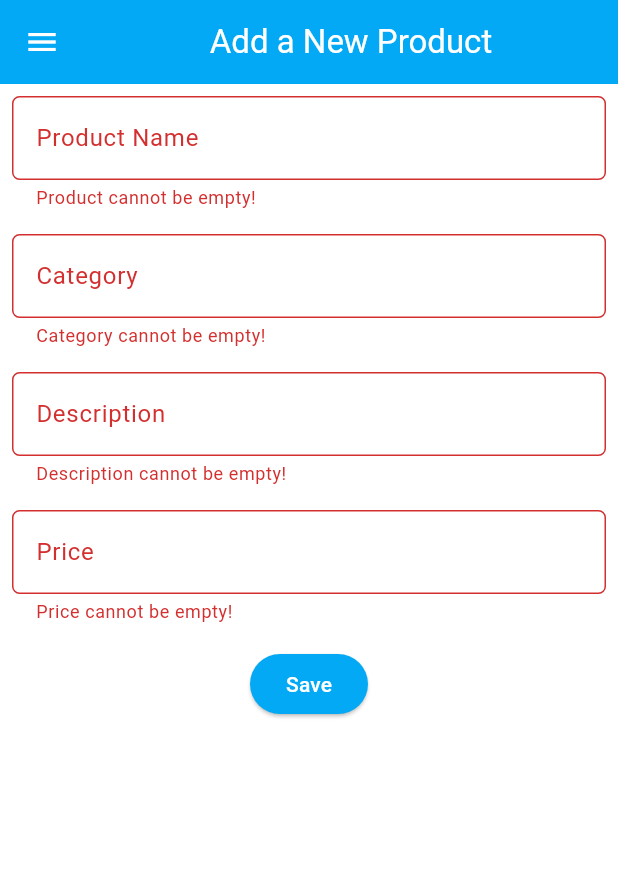
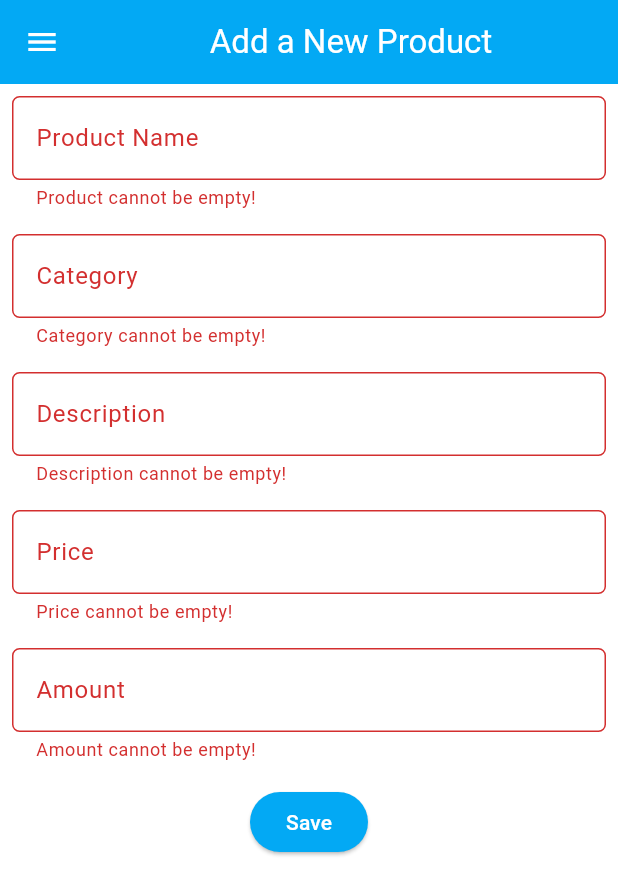
Before and after one commit to TheoKevH/toko-messi-indah-mobile, a Flutter app: the ProductEntryFormPage screen opened directly, after a tap on "Save", on a phone screen of 412 x 824 dp. Shown: the top 895 px of the screen. Run offline on Flutter 3.47's test engine with Material 3 defaults, Android fonts, the phone set to English and light mode, and no system bars.

Commit message:
finish tugas 8

```diff
--- a/toko_messi_indah/lib/screens/menu.dart
+++ b/toko_messi_indah/lib/screens/menu.dart
@@ -31,6 +31,7 @@ class MyHomePage extends StatelessWidget {
         ),
         // Warna latar belakang AppBar diambil dari skema warna tema aplikasi.
         backgroundColor: Theme.of(context).colorScheme.primary,
+        iconTheme: const IconThemeData(color: Colors.white),
       ),
       drawer: const LeftDrawer(),
       // Body halaman dengan padding di sekelilingnya.
@@ -63,7 +64,7 @@ class MyHomePage extends StatelessWidget {
                   const Padding(
                     padding: EdgeInsets.only(top: 16.0),
                     child: Text(
-                      'Welcome to Mental Health Tracker',
+                      'Welcome to Toko Messi Indah',
                       style: TextStyle(
                         fontWeight: FontWeight.bold,
                         fontSize: 18.0,
--- a/toko_messi_indah/lib/screens/productentry_form.dart
+++ b/toko_messi_indah/lib/screens/productentry_form.dart
@@ -14,6 +14,7 @@ class _ProductEntryFormPageState extends State<ProductEntryFormPage> {
   String _category = "";
   String _description = "";
   int _price = 0;
+  int _amount = 0;
 
   @override
   Widget build(BuildContext context) {
@@ -129,6 +130,32 @@ class _ProductEntryFormPageState extends State<ProductEntryFormPage> {
                     return null;
                   },
                 )),
+            Padding(
+                padding: const EdgeInsets.all(8.0),
+                child: TextFormField(
+                  decoration: InputDecoration(
+                    hintText: "Amount",
+                    labelText: "Amount",
+                    border: OutlineInputBorder(
+                      borderRadius: BorderRadius.circular(5.0),
+                    ),
+                  ),
+                  onChanged: (String? value) {
+                    setState(() {
+                      _amount = int.tryParse(value!) ?? 0;
+                    });
+                  },
+                  validator: (String? value) {
+                    if (value == null || value.isEmpty) {
+                      return "Amount cannot be empty!";
+                    }
+                    int? parsedValue = int.tryParse(value);
+                    if (parsedValue == null || parsedValue <= 0) {
+                      return "Price must be greater than 0!";
+                    }
+                    return null;
+                  },
+                )),
             Align(
               alignment: Alignment.bottomCenter,
               child: Padding(
@@ -149,10 +176,11 @@ class _ProductEntryFormPageState extends State<ProductEntryFormPage> {
                               child: Column(
                                 crossAxisAlignment: CrossAxisAlignment.start,
                                 children: [
-                                  Text('Mood: $_productName'),
-                                  Text('Feelinds: $_category'),
-                                  Text('Mood intensity: $_description'),
-                                  Text('Mood intensity: $_price'),
+                                  Text('Product: $_productName'),
+                                  Text('Category: $_category'),
+                                  Text('Description: $_description'),
+                                  Text('Price: $_price'),
+                                  Text('Amount: $_amount'),
                                 ],
                               ),
                             ),
--- a/toko_messi_indah/lib/widgets/product_card.dart
+++ b/toko_messi_indah/lib/widgets/product_card.dart
@@ -20,7 +20,7 @@ class ItemCard extends StatelessWidget {
   Widget build(BuildContext context) {
     return Material(
       // Menentukan warna latar belakang dari tema aplikasi.
-      color: Theme.of(context).colorScheme.secondary,
+      color: item.color,
       // Membuat sudut kartu melengkung.
       borderRadius: BorderRadius.circular(12),
 
```
Also changed, not shown: 1 other file.
